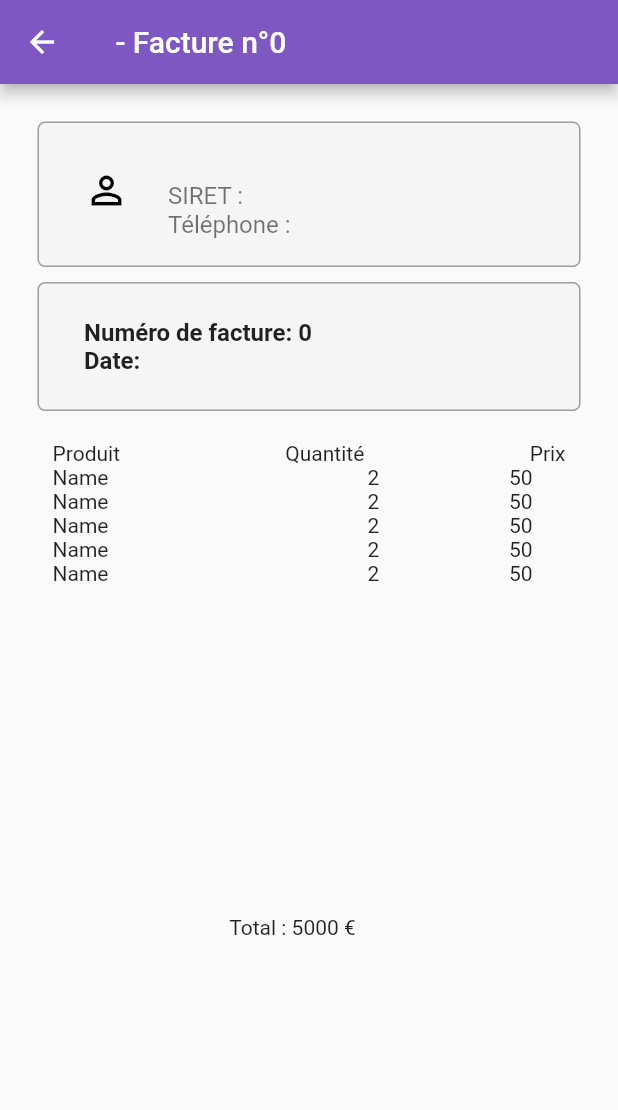
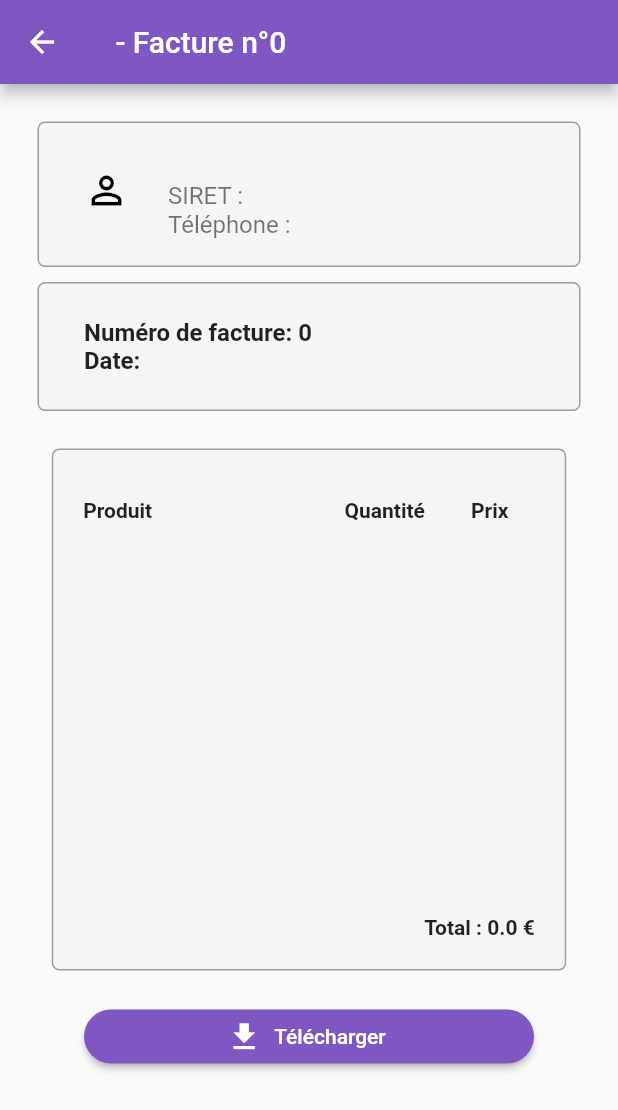
Before and after one commit to Usponso/stock-management-NoSQL, a Flutter app: the DetailedBill screen opened directly with empty values, on a phone screen of 412 x 824 dp. Shown: the top 1110 px of the screen. Run offline on Flutter 3.47's test engine with Material 2 defaults, Android fonts, the phone set to English and light mode, and no system bars; our stand-ins replace dio; network calls fail.

Commit message:
:sparkles: add detailed bill

```diff
--- /dev/null
+++ b/lib/modal/CustomerTransaction.dart
@@ -0,0 +1,20 @@
+class CustomerTransaction {
+  final String productName;
+  final int quantity;
+  final double price;
+
+  CustomerTransaction({required this.productName, required this.quantity, required this.price});
+
+  CustomerTransaction.fromJson(Map<String, dynamic> json)
+      :
+        productName = json['name'],
+        quantity = json['quantity'],
+        price = json['price'].toDouble();
+
+  Map<String, dynamic> toJson() => {
+    'name': productName,
+    'quantity': quantity,
+    'price' : price
+  };
+
+}
--- a/lib/screen/customerPage/CustomerDetailsPage.dart
+++ b/lib/screen/customerPage/CustomerDetailsPage.dart
@@ -75,7 +75,7 @@ class CustomerDetailsPage extends StatelessWidget {
                           ),
                           child: ListTile(
                             onTap: ()=>{
-                              Navigator.push(context, MaterialPageRoute(builder: (context) => DetailedBill(id: id, idBill: bill.id, companyName: companyName, siret: siret, phoneNumber: phoneNumber, billDate: formattedDate)))
+                              Navigator.push(context, MaterialPageRoute(builder: (context) => DetailedBill(id: id, idBill: bill.id, companyName: companyName, siret: siret, phoneNumber: phoneNumber, billDate: formattedDate, totalBill: bill.total)))
                             },
                             leading: Icon(Icons.shopping_cart,
                                 color: Colors.deepPurple[400]),
--- /dev/null
+++ b/lib/screen/widgets/Cards/AllTransactionsCard.dart
@@ -0,0 +1,126 @@
+import 'package:flutter/material.dart';
+
+import '../../../modal/CustomerTransaction.dart';
+import '../../../service/customer-service.dart' as CustomerService;
+
+class AllTransactionsCard extends StatefulWidget {
+  const AllTransactionsCard(
+      {Key? key,
+      required this.idCustomer,
+      required this.idBill,
+      required this.totalBill})
+      : super(key: key);
+  final int idCustomer;
+  final int idBill;
+  final double totalBill;
+
+  @override
+  State<AllTransactionsCard> createState() => _AllTransactionsCardState();
+}
+
+class _AllTransactionsCardState extends State<AllTransactionsCard> {
+  @override
+  Widget build(BuildContext context) {
+    final Future<List<CustomerTransaction>> customerTransactions =
+        CustomerService.getAllTransactionsByBillAndCustomer(
+            widget.idCustomer, widget.idBill);
+
+    return Container(
+      margin: EdgeInsets.only(top: 20),
+      width: 343,
+      decoration: BoxDecoration(
+          border: Border.all(color: Colors.grey),
+          color: Colors.grey[100],
+          borderRadius: BorderRadius.circular(5)),
+      child: Padding(
+          padding: EdgeInsets.all(20),
+          child: Column(
+            children: [
+              Container(
+                  height: 40,
+                  child: Row(
+                    mainAxisAlignment: MainAxisAlignment.spaceBetween,
+                    children: [
+                      Container(
+                        child: Text("Produit",
+                            style: TextStyle(fontWeight: FontWeight.bold)),
+                      ),
+                      Spacer(),
+                      Container(
+                        width: 80,
+                        child: Text("Quantité",
+                            style: TextStyle(fontWeight: FontWeight.bold)),
+                        alignment: Alignment.center,
+                      ),
+                      Container(
+                        child: Text("Prix",
+                            style: TextStyle(fontWeight: FontWeight.bold)),
+                        width: 60,
+                        alignment: Alignment.center,
+                      ),
+                    ],
+                  )),
+              Row(
+                children: [
+                  Column(
+                      mainAxisAlignment: MainAxisAlignment.spaceBetween,
+                      children: [
+                        SizedBox(
+                          height: 250,
+                          width: 301,
+                          child: FutureBuilder<List<CustomerTransaction>>(
+                              future: customerTransactions,
+                              builder: (BuildContext context,
+                                  AsyncSnapshot<List<CustomerTransaction>>
+                                      snapshot) {
+                                if (snapshot.hasData) {
+                                  return ListView.builder(
+                                      itemCount: snapshot.data?.length,
+                                      itemBuilder: (context, index) {
+                                        CustomerTransaction transaction =
+                                            snapshot.data![index];
+                                        return Container(
+                                            height: 25,
+                                            child: Row(
+                                                mainAxisAlignment:
+                                                    MainAxisAlignment
+                                                        .spaceBetween,
+                                                children: [
+                                                  Container(
+                                                      child: Text(
+                                                          "${transaction.productName}"),
+                                                      width: 100),
+                                                  Spacer(),
+                                                  Container(
+                                                      child: Text(
+                                                          "${transaction.quantity}"),
+                                                      width: 80,
+                                                      alignment:
+                                                          Alignment.center),
+                                                  Container(
+                                                      child: Text(
+                                                          "${transaction.price}"),
+                                                      width: 60,
+                                                      alignment:
+                                                          Alignment.center),
+                                                ]));
+                                      });
+                                } else {
+                                  return CircularProgressIndicator();
+                                }
+                              }),
+                        ),
+                        Container(
+                          width: 301,
+                          child: Text("Total : ${widget.totalBill} €",
+                              textAlign: TextAlign.right,
+                              style: TextStyle(fontWeight: FontWeight.bold)),
+                        )
+                      ])
+                ],
+              )
+            ],
+          )),
+    );
+  }
+}
--- /dev/null
+++ b/lib/screen/widgets/Cards/BillNumberAndDateCard.dart
@@ -0,0 +1,36 @@
+import 'package:flutter/material.dart';
+
+class BillNumberAndDateCard extends StatefulWidget {
+  const BillNumberAndDateCard(
+      {Key? key, required this.billDate, required this.idBill})
+      : super(key: key);
+  final int idBill;
+  final String billDate;
+
+  @override
+  State<BillNumberAndDateCard> createState() => _BillNumberAndDateCardState();
+}
+
+class _BillNumberAndDateCardState extends State<BillNumberAndDateCard> {
+  @override
+  Widget build(BuildContext context) {
+    return Card(
+        color: Colors.grey[100],
+        elevation: 0,
+        shape: RoundedRectangleBorder(
+          borderRadius: BorderRadius.circular(5),
+          side: BorderSide(
+            color: Colors.grey,
+          ),
+        ),
+        margin: EdgeInsets.all(5),
+        child: Padding(
+            padding: EdgeInsets.all(15),
+            child: ListTile(
+              title: Text(
+                "Numéro de facture: ${widget.idBill} \nDate: ${widget.billDate}",
+                style: TextStyle(fontWeight: FontWeight.bold, fontSize: 16),
+              ),
+            )));
+  }
+}
--- /dev/null
+++ b/lib/screen/widgets/Cards/CompanyCard.dart
@@ -0,0 +1,43 @@
+import 'package:flutter/material.dart';
+
+class CompanyCard extends StatefulWidget {
+  const CompanyCard({Key? key, required this.companyName, required this.siret, required this.phoneNumber}) : super(key: key);
+  final String companyName, siret, phoneNumber;
+
+  @override
+  State<CompanyCard> createState() => _CompanyCardState();
+}
+
+class _CompanyCardState extends State<CompanyCard> {
+  @override
+  Widget build(BuildContext context) {
+    return Card(
+        color: Colors.grey[100],
+        elevation: 0,
+        shape: RoundedRectangleBorder(
+          borderRadius: BorderRadius.circular(5),
+          side: BorderSide(
+            color: Colors.grey,
+          ),
+        ),
+        margin: EdgeInsets.all(5),
+        child: Padding(
+            padding: EdgeInsets.all(15),
+            child: ListTile(
+              title: Text(
+                "${widget.companyName}",
+                style: TextStyle(
+                    fontWeight: FontWeight.bold, fontSize: 18),
+              ),
+              subtitle: Text(
+                "SIRET : ${widget.siret}  \nTéléphone : ${widget.phoneNumber}",
+                style: TextStyle(fontSize: 16),
+              ),
+              leading: Icon(
+                Icons.person_outline_outlined,
+                size: 30,
+                color: Colors.black,
+              ),
+            )));
+  }
+}
--- a/lib/screen/widgets/DetailedBill.dart
+++ b/lib/screen/widgets/DetailedBill.dart
@@ -1,17 +1,28 @@
 import 'package:flutter/material.dart';
+import 'package:stock_management/screen/widgets/Cards/AllTransactionsCard.dart';
+import 'package:stock_management/screen/widgets/Cards/BillNumberAndDateCard.dart';
+import 'Cards/CompanyCard.dart';
 
 class DetailedBill extends StatefulWidget {
-  const DetailedBill({Key? key, required this.id, required this.idBill, required this.companyName, required this.siret, required this.phoneNumber, required this.billDate}) : super(key: key);
+  const DetailedBill(
+      {Key? key,
+      required this.id,
+      required this.idBill,
+      required this.companyName,
+      required this.siret,
+      required this.phoneNumber,
+      required this.billDate,
+      required this.totalBill})
+      : super(key: key);
   final int id, idBill;
+  final double totalBill;
   final String companyName, siret, phoneNumber, billDate;
-
 
   @override
   State<DetailedBill> createState() => _DetailedBillState();
 }
 
 class _DetailedBillState extends State<DetailedBill> {
-
   @override
   Widget build(BuildContext context) {
     return Scaffold(
@@ -27,119 +38,31 @@ class _DetailedBillState extends State<DetailedBill> {
           padding: EdgeInsets.all(20),
           child: Column(
             children: [
-          Card(
-              color: Colors.grey[100],
-              elevation: 0,
-              shape: RoundedRectangleBorder(
-                borderRadius: BorderRadius.circular(5),
-                side: BorderSide(
-                  color: Colors.grey,
-                ),
-              ),
-              margin: EdgeInsets.all(5),
-              child: Padding(
-                  padding: EdgeInsets.all(15),
-                  child: ListTile(
-                    title: Text(
-                      "${widget.companyName}",
-                      style:
-                          TextStyle(fontWeight: FontWeight.bold, fontSize: 18),
-                    ),
-                    subtitle: Text(
-                      "SIRET : ${widget.siret}  \nTéléphone : ${widget.phoneNumber}",
-                      style: TextStyle(fontSize: 16),
-                    ),
-                    leading: Icon(
-                      Icons.person_outline_outlined,
-                      size: 30,
-                      color: Colors.black,
-                    ),
-                  ))),
-          Card(
-              color: Colors.grey[100],
-              elevation: 0,
-              shape: RoundedRectangleBorder(
-                borderRadius: BorderRadius.circular(5),
-                side: BorderSide(
-                  color: Colors.grey,
-                ),
-              ),
-              margin: EdgeInsets.all(5),
-              child: Padding(
-                  padding: EdgeInsets.all(15),
-                  child: ListTile(
-                    title: Text(
-                      "Numéro de facture: ${widget.idBill} \nDate: ${widget.billDate}",
-                      style:
-                          TextStyle(fontWeight: FontWeight.bold, fontSize: 16),
-                    ),
-                  ))),
+              CompanyCard(
+                  companyName: widget.companyName,
+                  siret: widget.siret,
+                  phoneNumber: widget.phoneNumber),
+              BillNumberAndDateCard(
+                  billDate: widget.billDate, idBill: widget.idBill),
+              AllTransactionsCard(
+                  idCustomer: widget.id,
+                  idBill: widget.idBill,
+                  totalBill: widget.totalBill),
               Container(
-            child: Padding(
-                padding: EdgeInsets.all(15),
-                child: Column(
-                  children: [
-                    Row(mainAxisAlignment: MainAxisAlignment.spaceBetween,
-                      children: [
-                        Text("Produit"),
-                        Text("Quantité"),
-                        Text("Prix"),
-                      ],
-                    ),
-                    Row(
-                      children: [
-                        Column(
-                            mainAxisAlignment: MainAxisAlignment.spaceBetween,
-                            children: [
-                              SizedBox(
-                                  height: 300,
-                                  width: 320,
-                                  child: ListView.builder(
-                                      itemCount: 5,
-                                      itemBuilder: (context, index) {
-                                        return Row(mainAxisAlignment: MainAxisAlignment.spaceBetween,
-                                            children: [
-                                          Text("Name"),
-                                          Text(""),
-                                          Text("2"),
-                                          Text("50"),
-                                        ]
-                                      );
-                                      }
-                                  ),
-                              ),
-                              Row(
-                                mainAxisAlignment: MainAxisAlignment.end,
-                                children : [
-                                  Text("Total : 5000 €", textAlign: TextAlign.right,)
-                                ]
-                              )
-                            ])
-                      ],
-                    )
-
-                  ],
-                )),
-          ),
-          /*Card(
-              color: Colors.grey[100],
-              elevation: 0,
-              shape: RoundedRectangleBorder(
-                borderRadius: BorderRadius.circular(5),
-                side: BorderSide(
-                  color: Colors.grey,
-                ),
-              ),
-              margin: EdgeInsets.all(5),
-              child: Padding(
-                  padding: EdgeInsets.all(15),
-                  child: ListTile(
-                    title: Text(
-                      "Numéro de facture: \nDate:",
-                      style:
-                          TextStyle(fontWeight: FontWeight.bold, fontSize: 16),
-                    ),
-                  ))),*/
+                  margin: EdgeInsets.only(top: 20),
+                  width: 300,
+                  child: ElevatedButton.icon(
+                      icon: Icon(Icons.download),
+                      label: Text("Télécharger"),
+                      onPressed: () {},
+                      style: ButtonStyle(
+                        backgroundColor:
+                            MaterialStateProperty.all(Colors.deepPurple[400]),
+                        shape:
+                            MaterialStateProperty.all<RoundedRectangleBorder>(
+                                RoundedRectangleBorder(
+                                    borderRadius: BorderRadius.circular(18.0))),
+                      )))
             ],
           ),
         ));
--- a/lib/service/customer-service.dart
+++ b/lib/service/customer-service.dart
@@ -1,5 +1,6 @@
 import 'package:dio/dio.dart';
 import 'package:stock_management/modal/CustomerBill.dart';
+import 'package:stock_management/modal/CustomerTransaction.dart';
 
 import '../modal/Customer.dart';
 
@@ -32,3 +33,18 @@ Future<List<CustomerBill>> getBillsByCustomer(int customerId) async{
     return [];
   }
 }
+
+Future<List<CustomerTransaction>> getAllTransactionsByBillAndCustomer(int customerId, int billId) async {
+  print(customerId);
+  try {
+    var response = await Dio().get('$URL/customers/$customerId/bills/$billId/transactions');
+    List<CustomerTransaction> transactionsList =[];
+    /*List<Customer> customersList = response.data.map((customer) => Customer.fromJson(customer)).toList() as List<Customer>;*/
+    response.data.forEach((transaction) => transactionsList.add(CustomerTransaction.fromJson(transaction)));
+
+    return transactionsList;
+  } catch (e) {
+    print(e);
+    return [];
+  }
+}
```
Lines whose indentation alone changed are shown as unchanged.
